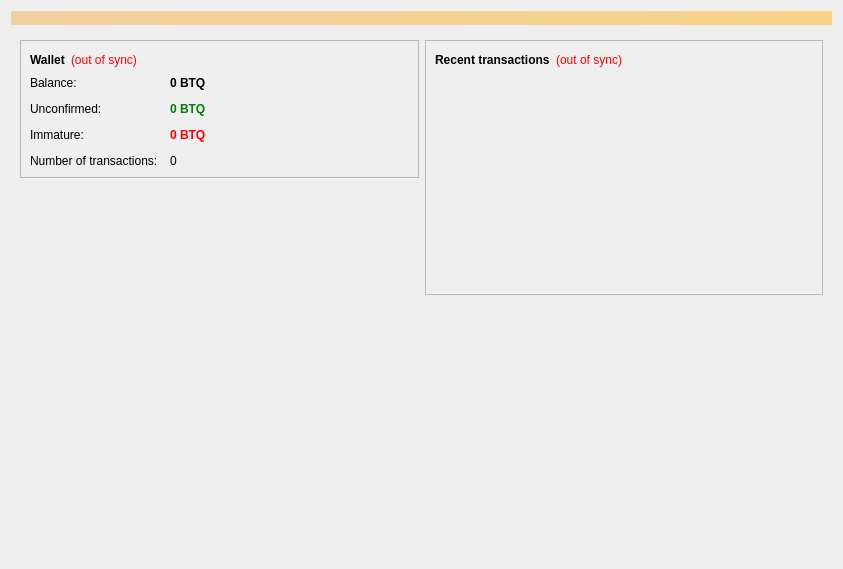
Above: src/qt/forms/overviewpage.ui from bitquarkcoin/BitQuark before the change. Below: the same form after it.
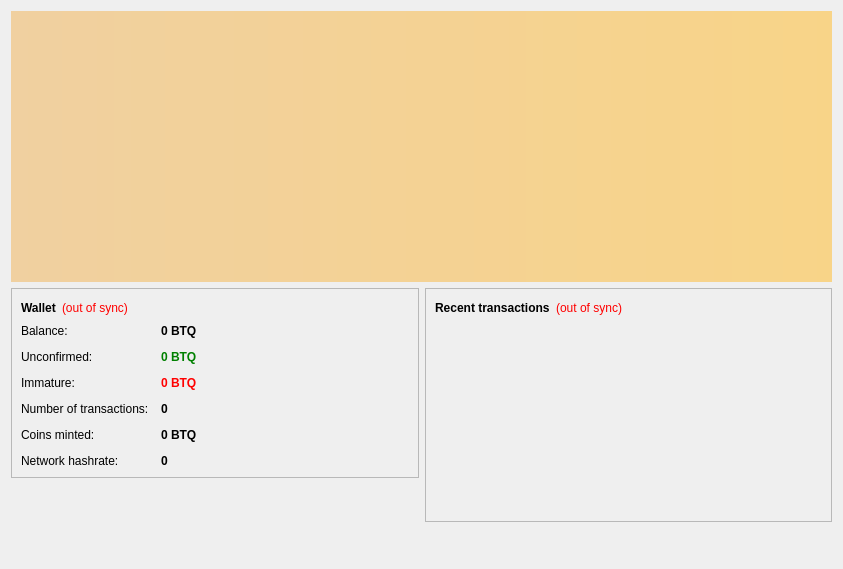
That is the form after the change. Icons and pictures are not drawn.

Diff of the .ui file:
```diff
--- a/src/qt/forms/overviewpage.ui
+++ b/src/qt/forms/overviewpage.ui
@@ -13,7 +13,7 @@
   <property name="windowTitle">
    <string>Form</string>
   </property>
-  <layout class="QVBoxLayout" name="topLayout">
+  <layout class="QVBoxLayout" name="topLayout" stretch="1,1">
    <item>
     <widget class="QLabel" name="labelAlerts">
      <property name="visible">
@@ -32,7 +32,13 @@
    </item>
    <item>
     <widget class="QFrame" name="frameMain">
+     <property name="styleSheet">
+      <string notr="true"/>
+     </property>
      <layout class="QHBoxLayout" name="horizontalLayout" stretch="1,1">
+      <property name="margin">
+       <number>0</number>
+      </property>
       <item>
        <layout class="QVBoxLayout" name="verticalLayout_2">
         <item>
@@ -215,6 +221,12 @@
              </item>
              <item row="3" column="1">
               <widget class="QLabel" name="labelNumTransactions">
+               <property name="font">
+                <font>
+                 <weight>75</weight>
+                 <bold>true</bold>
+                </font>
+               </property>
                <property name="toolTip">
                 <string>Total number of transactions in wallet</string>
                </property>
@@ -223,6 +235,46 @@
                </property>
               </widget>
              </item>
+             <item row="4" column="0">
+              <widget class="QLabel" name="label_6">
+               <property name="text">
+                <string>Coins minted:</string>
+               </property>
+              </widget>
+             </item>
+             <item row="4" column="1">
+              <widget class="QLabel" name="labelTotalCoins">
+               <property name="font">
+                <font>
+                 <weight>75</weight>
+                 <bold>true</bold>
+                </font>
+               </property>
+               <property name="text">
+                <string>0 BTQ</string>
+               </property>
+              </widget>
+             </item>
+             <item row="5" column="0">
+              <widget class="QLabel" name="label_8">
+               <property name="text">
+                <string>Network hashrate:</string>
+               </property>
+              </widget>
+             </item>
+             <item row="5" column="1">
+              <widget class="QLabel" name="labelHashrate">
+               <property name="font">
+                <font>
+                 <weight>75</weight>
+                 <bold>true</bold>
+                </font>
+               </property>
+               <property name="text">
+                <string>0</string>
+               </property>
+              </widget>
+             </item>
             </layout>
            </item>
           </layout>
```
Left out of the diff: 2 changed lines with no effect on the pictures.
